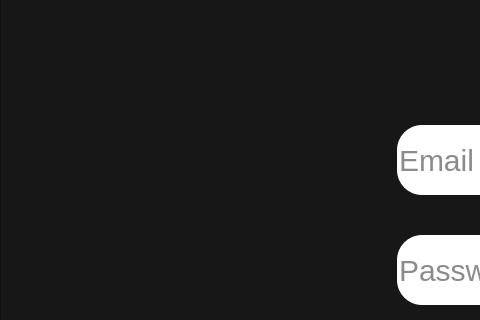
First picture: the form in Ripple/mainwindow.ui, repository Rzouga01/Qt-Project, before the edit; both pictures show x 0 to 480 and y 205 to 525 of the 1200 by 650 pixel window.
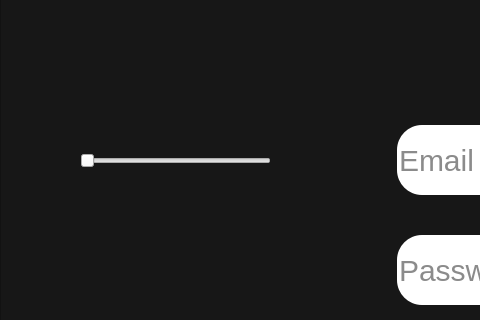
Second picture: the form after the edit. Icons and pictures are not drawn.

Diff of the .ui file:
```diff
--- a/Ripple/mainwindow.ui
+++ b/Ripple/mainwindow.ui
@@ -19,22 +19,11 @@
 }
 
 #LoginPage {
-    background-color: #171717;
-    display: block;
-    text-align: center;
-  
+    background-color: #171717; /* Default dark background color */
 }
 
-#email, #password {
-    border-radius: 25px;
-    background-color: white;
-    font-size: 30px;
-    margin: 0 auto; 
-    display: block; 
-color:#171717;
 
-
-}</string>
+</string>
   </property>
   <widget class="QWidget" name="centralwidget">
    <widget class="QFrame" name="LoginPage">
@@ -46,6 +35,18 @@
       <height>650</height>
      </rect>
     </property>
+    <property name="styleSheet">
+     <string notr="true">#email, #password {
+    border-radius: 25px;
+    background-color: white;
+    font-size: 30px;
+    margin: 0 auto; 
+    display: block; 
+    color: #171717;
+    box-shadow: 10px 10px 10px rgba(0, 0, 0, 0.5); /* Add box shadow */
+}
+</string>
+    </property>
     <property name="frameShape">
      <enum>QFrame::StyledPanel</enum>
     </property>
@@ -97,6 +98,22 @@
       <string>Password</string>
      </property>
     </widget>
+    <widget class="QSlider" name="themeSlider">
+     <property name="geometry">
+      <rect>
+       <x>80</x>
+       <y>340</y>
+       <width>191</width>
+       <height>51</height>
+      </rect>
+     </property>
+     <property name="maximum">
+      <number>1</number>
+     </property>
+     <property name="orientation">
+      <enum>Qt::Horizontal</enum>
+     </property>
+    </widget>
    </widget>
   </widget>
  </widget>
```
